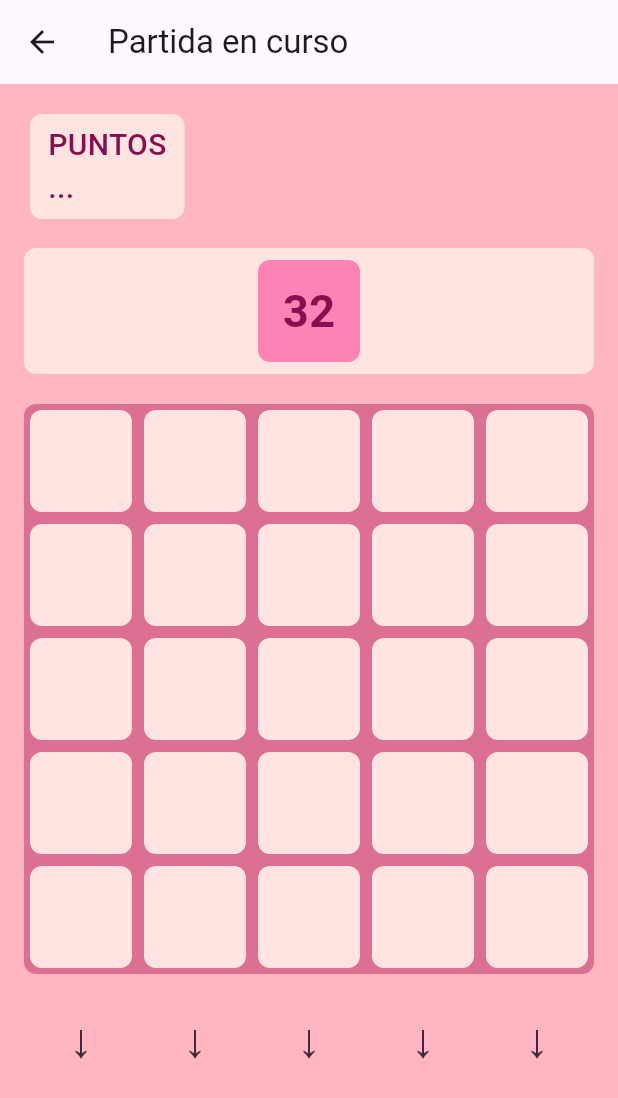
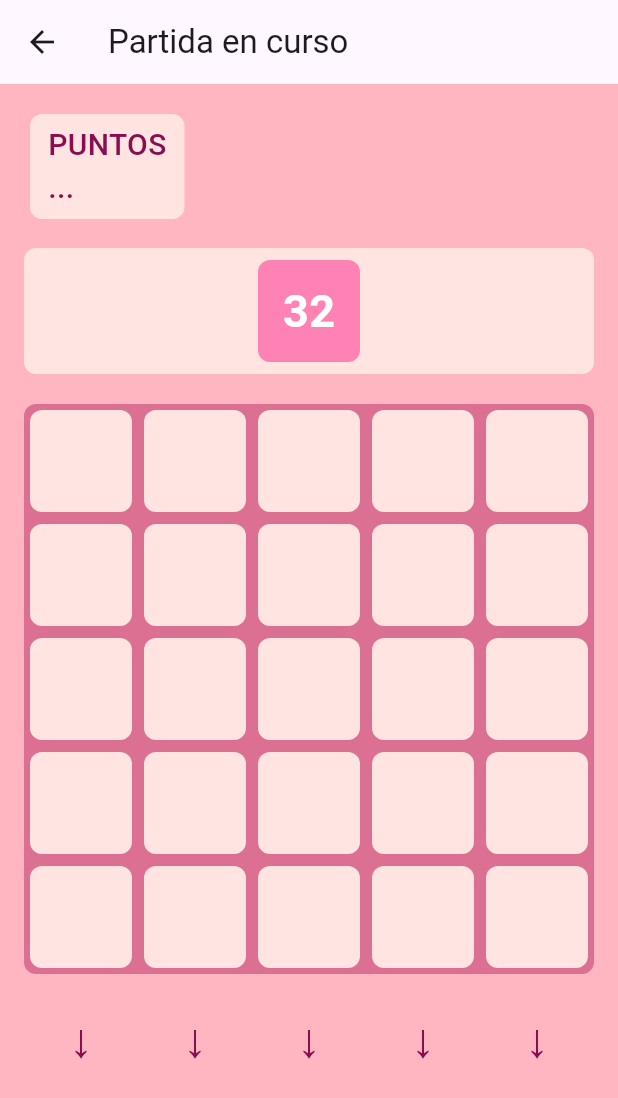
Before and after one commit to mraboso2019/practica2moviles, a Flutter app: the GameScreen screen opened directly, on a phone screen of 412 x 824 dp. Shown: the top 1098 px of the screen. Run offline on Flutter 3.47's test engine with Material 3 defaults, Android fonts, the phone set to English and light mode, and no system bars.

Commit message:
Update game_screen.dart

```diff
--- a/lib/game_screen.dart
+++ b/lib/game_screen.dart
@@ -209,7 +209,7 @@ class _GameScreenState extends State<GameScreen>
                   fontSize: 30,
                   fontWeight: FontWeight.bold,
                   color: gameLogic.nextNumber != null &&
-                      gameLogic.nextNumber! <= 32
+                      gameLogic.nextNumber! <= 16
                       ? Colors.pink[900] // Color si la condición es verdadera
                       : Colors.white, // Color si la condición es falsa
                 ),
@@ -280,7 +280,7 @@ class _GameScreenState extends State<GameScreen>
                               "↓",
                               style: TextStyle(
                                   fontSize: 32,
-                                  color: purplePink,
+                                  color: Colors.pink[900],
                                   fontWeight: FontWeight.w500),
                             ),
                           ),
```
